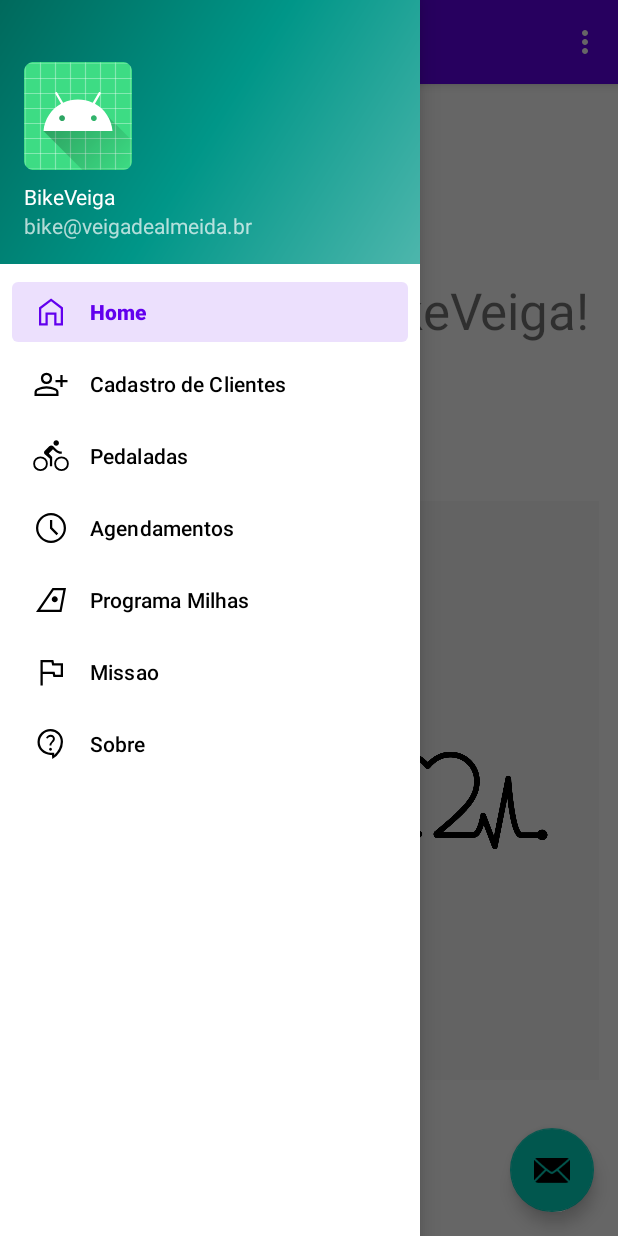
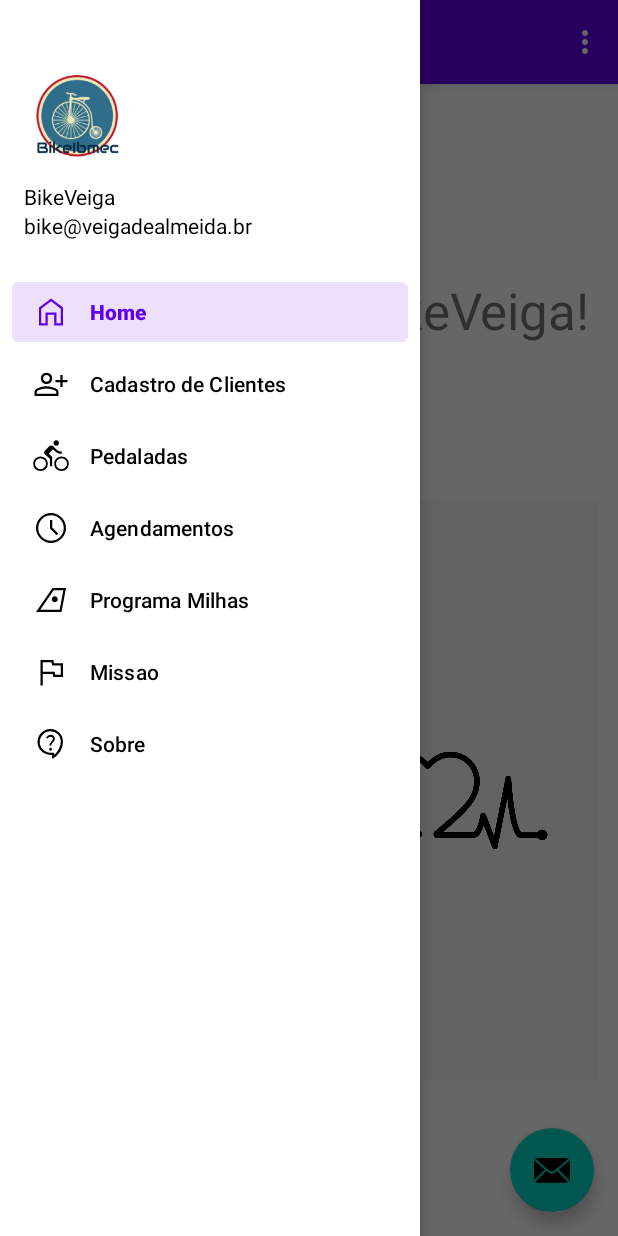
Before and after one commit to ivelten/BikeIbmec, an Android app: the screen it shows after launch (MainActivity), with the side drawer open, on a phone screen of 412 x 824 dp. Run offline under Robolectric (Android 15) with nearby library versions, the phone set to English and light mode, and no system bars; our stand-ins replace navigation-ui.

Commit message:
Texto Missao editado. Logo no navigation drawer atualizado

```diff
--- a/app/src/main/AndroidManifest.xml
+++ b/app/src/main/AndroidManifest.xml
@@ -16,7 +16,7 @@
         tools:targetApi="31">
         <meta-data
             android:name="com.google.android.geo.API_KEY"
-            android:value="${MAPS_API_KEY}" />
+            android:value="AIzaSyBW3UFv8nAvjx1twc4l7n6QsEGGAmqFNfI" />
         <activity
             android:name=".MainActivity"
             android:exported="true"
--- a/app/src/main/res/layout/nav_header_main.xml
+++ b/app/src/main/res/layout/nav_header_main.xml
@@ -3,7 +3,7 @@
     xmlns:app="http://schemas.android.com/apk/res-auto"
     android:layout_width="match_parent"
     android:layout_height="@dimen/nav_header_height"
-    android:background="@drawable/side_nav_bar"
+    android:background="@color/white"
     android:gravity="bottom"
     android:orientation="vertical"
     android:paddingLeft="@dimen/activity_horizontal_margin"
@@ -11,6 +11,7 @@
     android:paddingRight="@dimen/activity_horizontal_margin"
     android:paddingBottom="@dimen/activity_vertical_margin"
     android:theme="@style/ThemeOverlay.AppCompat.Dark">
+<!--    android:background="@drawable/side_nav_bar"-->
 
     <ImageView
         android:id="@+id/imageView"
@@ -18,9 +19,10 @@
         android:layout_height="wrap_content"
         android:contentDescription="@string/nav_header_desc"
         android:paddingTop="@dimen/nav_header_vertical_spacing"
-        app:srcCompat="@mipmap/ic_launcher_round" />
+        app:srcCompat="@mipmap/ic_logo" />
 
     <TextView
+        android:textColor="@color/black"
         android:layout_width="match_parent"
         android:layout_height="wrap_content"
         android:paddingTop="@dimen/nav_header_vertical_spacing"
@@ -28,8 +30,10 @@
         android:textAppearance="@style/TextAppearance.AppCompat.Body1" />
 
     <TextView
+        android:textColor="@color/black"
         android:id="@+id/textView"
         android:layout_width="wrap_content"
         android:layout_height="wrap_content"
         android:text="@string/nav_header_subtitle" />
+
 </LinearLayout>
--- a/app/src/main/res/values/strings.xml
+++ b/app/src/main/res/values/strings.xml
@@ -64,6 +64,10 @@
     <string name="instagram">Instagram</string>
     <string name="twitter">Twitter</string>
     <string name="download_app">Download App</string>
+    <string name="missao">Incentivar o uso da bicicleta como um meio de transporte saudável que não
+        polui, contribuindo para a sustentabilidade. Prestar serviços de alta qualidade com
+        agilidade e confiança, atendendo a todos os clientes com competência, ética e dedicação,
+        buscando sempre a satisfação.</string>
     <string name="lorem_ipsum">
         Lorem Ipsum is simply dummy text of the printing and typesetting industry.
         Lorem Ipsum has been the industry\'s standard dummy text ever since the 1500s, when an
```
Also changed, not shown: app/src/main/res/layout/fragment_missao.xml (+6 -2 lines).
